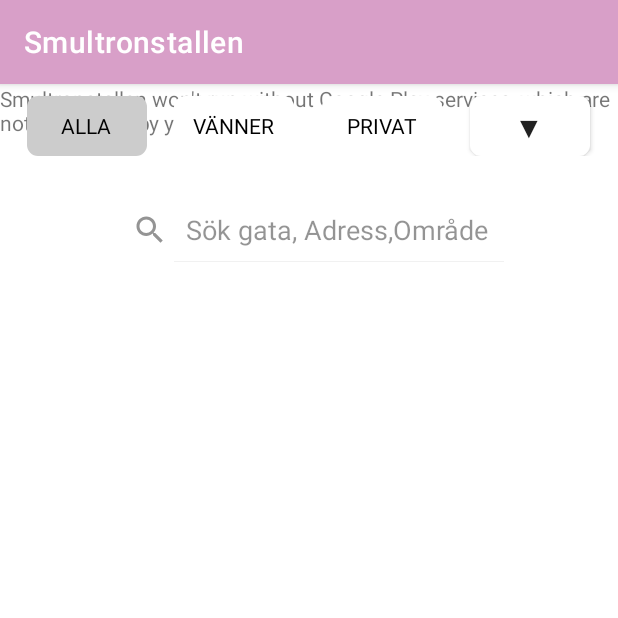
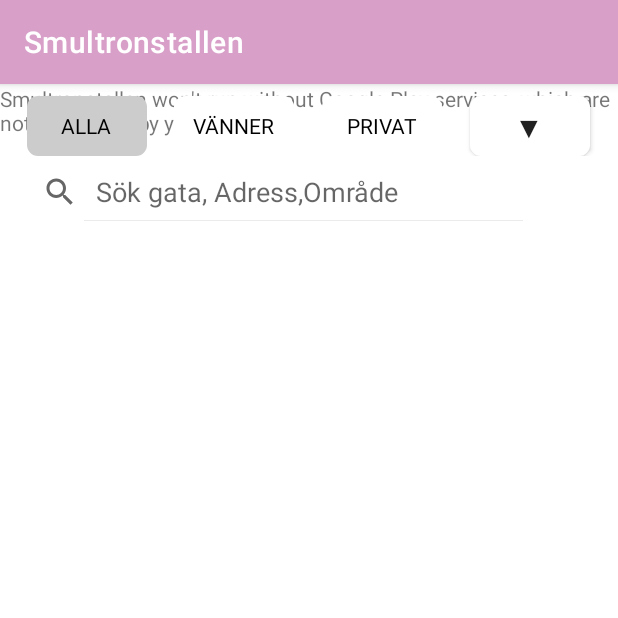
Before and after one commit to Moriawe/Smultronstallen, an Android app: the MapActivity screen opened directly, with no data from a screen before it, on a phone screen of 412 x 824 dp, the top half of it. Run offline under Robolectric (Android 15) with nearby library versions, the phone set to English and light mode, and no system bars.

Commit message:
återställa sökbaren

```diff
--- a/app/src/main/res/drawable/smultron_search_bar.xml
+++ b/app/src/main/res/drawable/smultron_search_bar.xml
@@ -1,6 +1,6 @@
 <?xml version="1.0" encoding="utf-8"?>
 <shape xmlns:android="http://schemas.android.com/apk/res/android" android:shape="rectangle" >
             <solid android:color="#ffffff"/>
-            <corners android:radius="7dp"/>
+            <corners android:radius="6dp"/>
 
 </shape>
--- a/app/src/main/res/layout/activity_map.xml
+++ b/app/src/main/res/layout/activity_map.xml
@@ -13,23 +13,22 @@
         android:layout_width="match_parent"
         android:layout_height="match_parent"
         tools:context=".MapActivity" />
-<!--  android:layout_marginTop="48dp"-->
 
 <!--    Map Search bar-->
     <androidx.appcompat.widget.SearchView
         android:id="@+id/map_search_bar"
         android:layout_width="match_parent"
-        android:layout_height="42dp"
-        android:layout_marginLeft="68dp"
-        android:layout_marginRight="68dp"
-        android:alpha="0.7"
+        android:layout_height="37.9dp"
+        android:layout_marginLeft="8dp"
+        android:layout_marginRight="55dp"
+        android:layout_marginTop="5dp"
         android:background="@drawable/smultron_search_bar"
         app:iconifiedByDefault="false"
         app:layout_constraintBottom_toBottomOf="parent"
         app:layout_constraintEnd_toEndOf="@+id/menuFragment"
         app:layout_constraintStart_toStartOf="@+id/menuFragment"
         app:layout_constraintTop_toBottomOf="@+id/menuFragment"
-        app:layout_constraintVertical_bias="0.042"
+        app:layout_constraintVertical_bias="0.0"
         app:queryHint="@string/map_search_hint" />
 <!--    List-->
 
```
